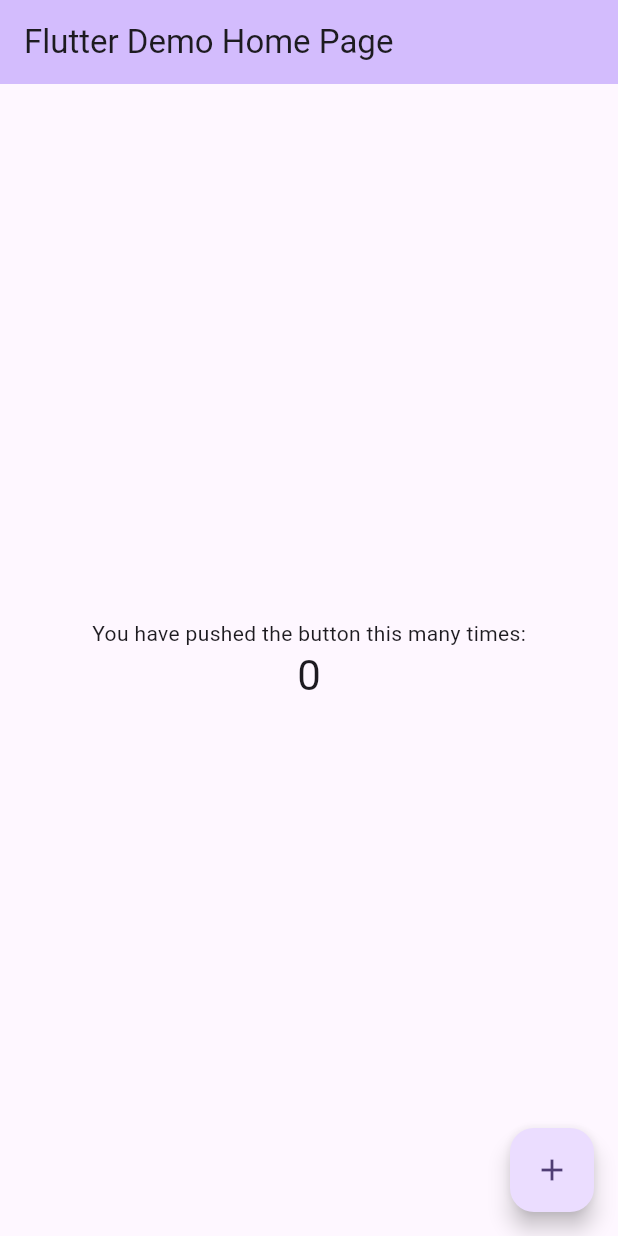
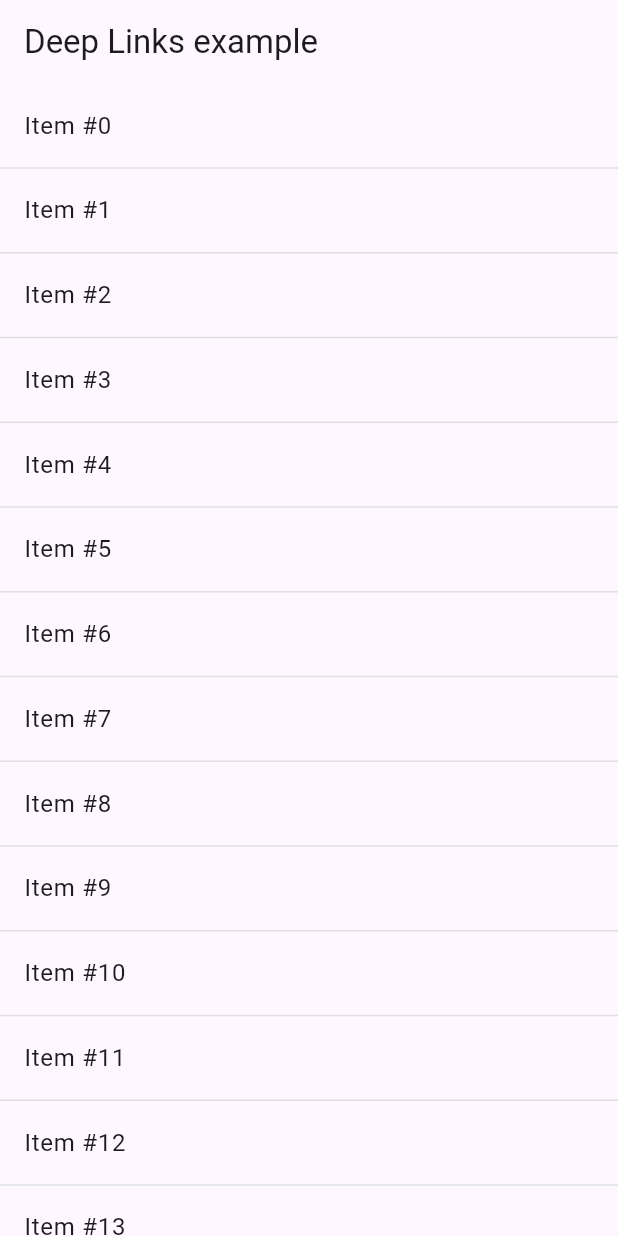
Before and after one commit to fortinjoffrey/flutter_basics_samples, a Flutter app: the screen it shows after launch, on a phone screen of 412 x 824 dp. Run offline on Flutter 3.47's test engine with Material 3 defaults, Android fonts, the phone set to English and light mode, and no system bars; our stand-ins replace go_router, url_strategy.

Commit message:
--wip-- [skip ci]

```diff
--- a/lib/main.dart
+++ b/lib/main.dart
@@ -1,69 +1,79 @@
 import 'package:flutter/material.dart';
+import 'package:go_router/go_router.dart';
+import 'package:url_strategy/url_strategy.dart';
 
 void main() {
-  runApp(const MyApp());
+  WidgetsFlutterBinding.ensureInitialized();
+  setPathUrlStrategy();
+  runApp(const App());
 }
 
-class MyApp extends StatelessWidget {
-  const MyApp({super.key});
+final goRouter = GoRouter(
+  redirect: (context, state) {
+    print(state);
+    return null;
+  },
+  routes: [
+    GoRoute(
+      path: '/',
+      builder: (context, state) => const MainScreen(),
+      routes: [
+        GoRoute(
+          path: 'product/:itemId',
+          builder: (context, state) => DetailsScreen(id: state.pathParameters['itemId']!),
+        )
+      ],
+    )
+  ],
+);
+
+class App extends StatelessWidget {
+  const App({super.key});
 
   @override
   Widget build(BuildContext context) {
-    return MaterialApp(
-      title: 'Flutter Demo',
-      theme: ThemeData(
-        colorScheme: ColorScheme.fromSeed(seedColor: Colors.deepPurple),
-        useMaterial3: true,
-      ),
-      home: const MyHomePage(title: 'Flutter Demo Home Page'),
+    return MaterialApp.router(
+      routerConfig: goRouter,
     );
   }
 }
 
-class MyHomePage extends StatefulWidget {
-  const MyHomePage({super.key, required this.title});
-
-  final String title;
-
-  @override
-  State<MyHomePage> createState() => _MyHomePageState();
-}
-
-class _MyHomePageState extends State<MyHomePage> {
-  int _counter = 0;
-
-  void _incrementCounter() {
-    setState(() {
-      _counter++;
-    });
-  }
+class MainScreen extends StatelessWidget {
+  const MainScreen({super.key});
 
   @override
   Widget build(BuildContext context) {
     return Scaffold(
       appBar: AppBar(
-        backgroundColor: Theme.of(context).colorScheme.inversePrimary,
-        title: Text(widget.title),
+        title: const Text('Deep Links example'),
       ),
-      body: Center(
-        child: Column(
-          mainAxisAlignment: MainAxisAlignment.center,
-          children: <Widget>[
-            const Text(
-              'You have pushed the button this many times:',
-            ),
-            Text(
-              '$_counter',
-              style: Theme.of(context).textTheme.headlineMedium,
-            ),
-          ],
+      body: ListView.separated(
+        itemBuilder: (context, index) => ListTile(
+          onTap: () => context.go('/product/$index'),
+          title: Text('Item #$index'),
         ),
-      ),
-      floatingActionButton: FloatingActionButton(
-        onPressed: _incrementCounter,
-        tooltip: 'Increment',
-        child: const Icon(Icons.add),
+        separatorBuilder: (_, __) => Divider(
+          height: 0.5,
+          color: Colors.grey.shade300,
+        ),
+        itemCount: 15,
       ),
     );
   }
 }
+
+class DetailsScreen extends StatelessWidget {
+  const DetailsScreen({super.key, required this.id});
+
+  final String id;
+
+  @override
+  Widget build(BuildContext context) {
+    return Scaffold(
+      appBar: AppBar(
+        title: const Text('Details Screen'),
+      ),
+      body: Center(child: Text('Details of item #$id')),
+    );
+  }
+}
```
Also changed, not shown: pubspec.yaml (+7 -17 lines), pubspec.lock, 2 other files.
